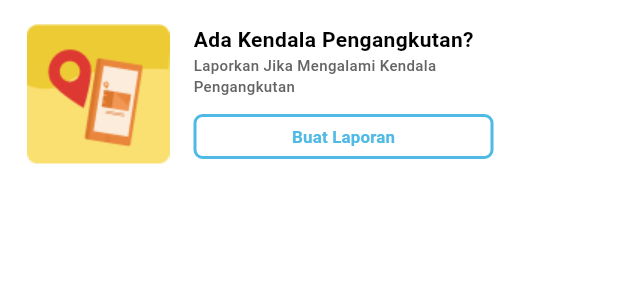
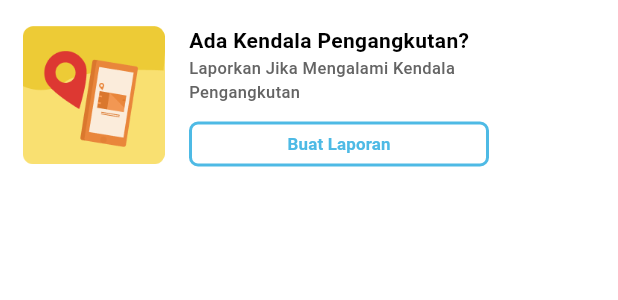
Before and after one commit to azzahrarinaldi/bersihku-app, a Flutter app: the Constraints widget shown alone on an empty page, opened directly, on a phone screen of 412 x 824 dp. Shown: the top 300 px of the screen. Run offline on Flutter 3.47's test engine with Material 3 defaults, Android fonts, the phone set to English and light mode, and no system bars; Roboto replaces fonts that are missing (PlusJakartaSans).

Commit message:
fixing home screen user

```diff
--- a/lib/const.dart
+++ b/lib/const.dart
@@ -1,6 +1,6 @@
 import 'package:flutter/material.dart';
 
-const primaryColor = Color(0xFF2AB0FC);
+const primaryColor = Color(0xFF4EBAE5);
 const secondaryColor = Color(0xFFE9863B);
 
 const textPrimary = Color(0xFF0CA5E2);
--- a/lib/ui/home/components/bottom_navbar.dart
+++ b/lib/ui/home/components/bottom_navbar.dart
@@ -19,7 +19,7 @@ class _CustomBottomNavState extends State<CustomBottomNav> {
   Widget build(BuildContext context) {
     return Container(
       color: Colors.white,
-      padding: EdgeInsets.symmetric(vertical: 10),
+      padding: EdgeInsets.symmetric(vertical: 20),
       child: Row(
         mainAxisAlignment: MainAxisAlignment.spaceAround,
         children: [
--- a/lib/ui/home/components/contraints.dart
+++ b/lib/ui/home/components/contraints.dart
@@ -6,7 +6,7 @@ class Constraints extends StatelessWidget {
   @override
   Widget build(BuildContext context) {
     return Container(
-      padding: EdgeInsets.symmetric(horizontal: 18, vertical: 16),
+      padding: EdgeInsets.symmetric(horizontal: 15, vertical: 17),
       decoration: BoxDecoration(
         color: Colors.white,
         borderRadius: BorderRadius.circular(12),
@@ -14,7 +14,11 @@ class Constraints extends StatelessWidget {
       child: Row(
         crossAxisAlignment: CrossAxisAlignment.start,
         children: [
-          Image.asset("assets/images/constrains-trash.png"),
+          Image.asset(
+            "assets/images/constrains-trash.png",
+            width: 95,
+            height: 92.51,
+          ),
           SizedBox(width: 16),
           Column(
             crossAxisAlignment: CrossAxisAlignment.start,
@@ -33,7 +37,7 @@ class Constraints extends StatelessWidget {
                 child: Text(
                   "Laporkan Jika Mengalami Kendala Pengangkutan",
                   style: TextStyle(
-                    fontSize: 10,
+                    fontSize: 11,
                     fontWeight: FontWeight.w500,
                     color: Color(0xFF646464),
                   ),
```
Also changed, not shown: lib/main.dart (+5 -3 lines), lib/ui/home/components/guide.dart (+4 -4 lines), lib/ui/home/components/report.dart (+6 -2 lines), lib/ui/home/home_screen.dart (+4 -6 lines), assets/icons/notification.png (added), assets/icons/notifikasi.png (deleted), assets/images/backgorund-blue.png (deleted), assets/images/blue-pettern.png (added), assets/images/constrains-trash.png, assets/images/data-supir-img.png (added), assets/images/guide.png, assets/images/report-trash.png, lib/ui/splash_screen.dart (renamed from lib/ui/on-boarding/splash_screen.dart), pubspec.lock.
